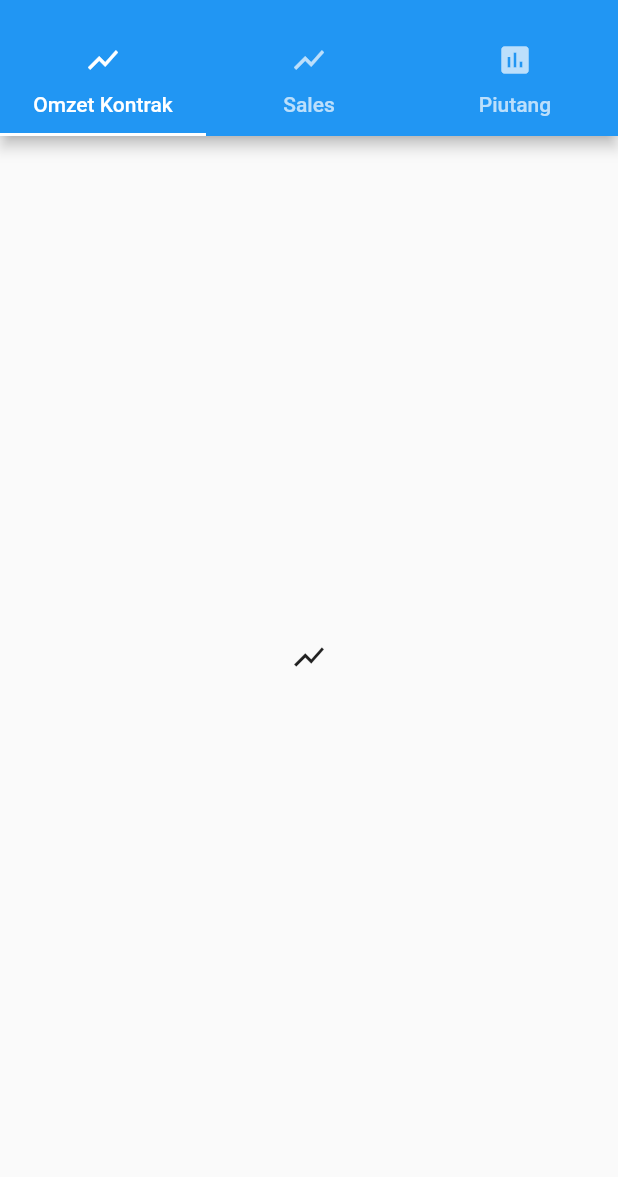
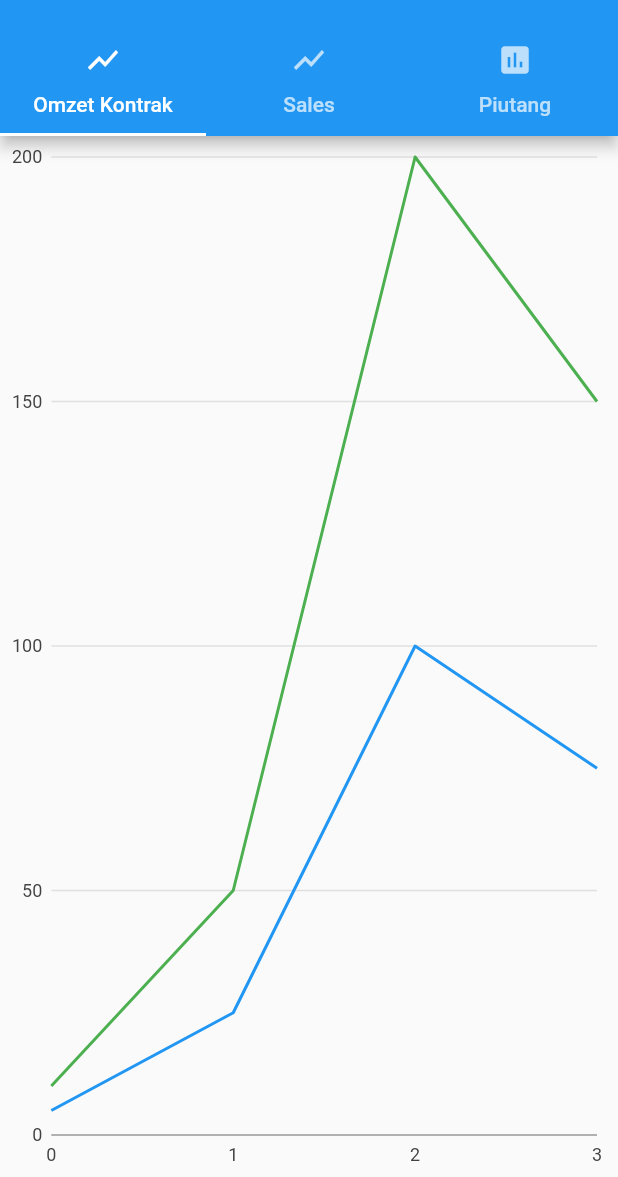
Before and after one commit to yusufhacktiv8/wrk_mobile, a Flutter app: the screen it shows after launch, on a phone screen of 412 x 824 dp, the part 59-1236 px from its top. Run offline on Flutter 3.47's test engine with Material 2 defaults, Android fonts, the phone set to English and light mode, and no system bars; our stand-ins replace charts_flutter.

Commit message:
Omzet Chart

```diff
--- a/lib/charts.dart
+++ b/lib/charts.dart
@@ -1,3 +1,4 @@
+import 'package:dashboard/omzet_chart.dart';
 import 'package:flutter/material.dart';
 
 class TabBarDemo extends StatelessWidget {
@@ -19,7 +20,8 @@ class TabBarDemo extends StatelessWidget {
         ),
         body: new TabBarView(
           children: [
-            new Icon(Icons.show_chart),
+            // ignore: not_enough_required_arguments
+            AreaAndLineChart.withSampleData(),
             new Icon(Icons.show_chart),
             new Icon(Icons.insert_chart),
           ],
--- a/lib/omzet.dart
+++ b/lib/omzet.dart
@@ -4,19 +4,14 @@ import 'dart:async';
 import 'dart:convert';
 
 class Omzet {
-  final int userId;
-
-  final int id;
-
-  final String title;
-
-  final String body;
+  final int month;
+  final double plan;
+  final double actual;
 
   Omzet({
-    this.userId,
-    this.id,
-    this.title,
-    this.body
+    this.month,
+    this.plan,
+    this.actual
   });
 
   static List<Omzet> fromJsonArray(String jsonArrayString){
@@ -24,22 +19,21 @@ class Omzet {
     List<Omzet> result = [];
     for(var i=0; i<data.length; i++){
       result.add(new Omzet(
-          userId: data[i]["userId"],
-          id: data[i]["id"],
-          title: data[i]["title"],
-          body: data[i]["body"]
+          month: data[i]["month"],
+          plan: data[i]["plan"],
+          actual: data[i]["actual"]
       ));
     }
     return result;
   }
 }
 
-class PostState{
+class OmzetState{
   List<Omzet> posts;
   bool loading;
   bool error;
 
-  PostState({
+  OmzetState({
     this.posts = const [],
     this.loading = true,
     this.error = false,
@@ -54,7 +48,7 @@ class PostState{
   Future<void> getFromApi() async{
     try {
       var httpClient = new HttpClient();
-      var request = await httpClient.getUrl(Uri.parse('https://jsonplaceholder.typicode.com/posts'));
+      var request = await httpClient.getUrl(Uri.parse('http://localhost:3000/api/omzets'));
       var response = await request.close();
       if (response.statusCode == HttpStatus.OK) {
         var json = await response.transform(UTF8.decoder).join();
--- /dev/null
+++ b/lib/omzet_chart.dart
@@ -0,0 +1,76 @@
+import 'package:charts_flutter/flutter.dart' as charts;
+import 'package:flutter/material.dart';
+
+class AreaAndLineChart extends StatelessWidget {
+  final List<charts.Series> seriesList;
+  final bool animate;
+
+  AreaAndLineChart(this.seriesList, {this.animate});
+
+  /// Creates a [LineChart] with sample data and no transition.
+  factory AreaAndLineChart.withSampleData() {
+    return new AreaAndLineChart(
+      _createSampleData(),
+      // Disable animations for image tests.
+      animate: false,
+    );
+  }
+
+
+  @override
+  Widget build(BuildContext context) {
+    return new charts.LineChart(seriesList,
+        animate: animate,
+        customSeriesRenderers: [
+          new charts.LineRendererConfig(
+            // ID used to link series to this renderer.
+              customRendererId: 'customArea',
+              includeArea: true,
+              stacked: true),
+        ]);
+  }
+
+  /// Create one series with sample hard coded data.
+  static List<charts.Series<LinearSales, int>> _createSampleData() {
+    final myFakeDesktopData = [
+      new LinearSales(0, 5),
+      new LinearSales(1, 25),
+      new LinearSales(2, 100),
+      new LinearSales(3, 75),
+    ];
+
+    var myFakeTabletData = [
+      new LinearSales(0, 10),
+      new LinearSales(1, 50),
+      new LinearSales(2, 200),
+      new LinearSales(3, 150),
+    ];
+
+    return [
+      new charts.Series<LinearSales, int>(
+        id: 'Desktop',
+        colorFn: (_, __) => charts.MaterialPalette.blue.shadeDefault,
+        domainFn: (LinearSales sales, _) => sales.year,
+        measureFn: (LinearSales sales, _) => sales.sales,
+        data: myFakeDesktopData,
+      )
+      // Configure our custom bar target renderer for this series.
+        ..setAttribute(charts.rendererIdKey, 'customArea'),
+      new charts.Series<LinearSales, int>(
+        id: 'Tablet',
+        colorFn: (_, __) => charts.MaterialPalette.green.shadeDefault,
+        domainFn: (LinearSales sales, _) => sales.year,
+        measureFn: (LinearSales sales, _) => sales.sales,
+        data: myFakeTabletData,
+      ),
+    ];
+  }
+}
+
+/// Sample linear data type.
+class LinearSales {
+  final int year;
+  final int sales;
+
+  LinearSales(this.year, this.sales);
+}
--- a/pubspec.yaml
+++ b/pubspec.yaml
@@ -8,6 +8,7 @@ dependencies:
   # The following adds the Cupertino Icons font to your application.
   # Use with the CupertinoIcons class for iOS style icons.
   cupertino_icons: ^0.1.0
+  charts_flutter: ^0.3.0
 
 dev_dependencies:
   flutter_test:
```
Also changed, not shown: pubspec.lock.
